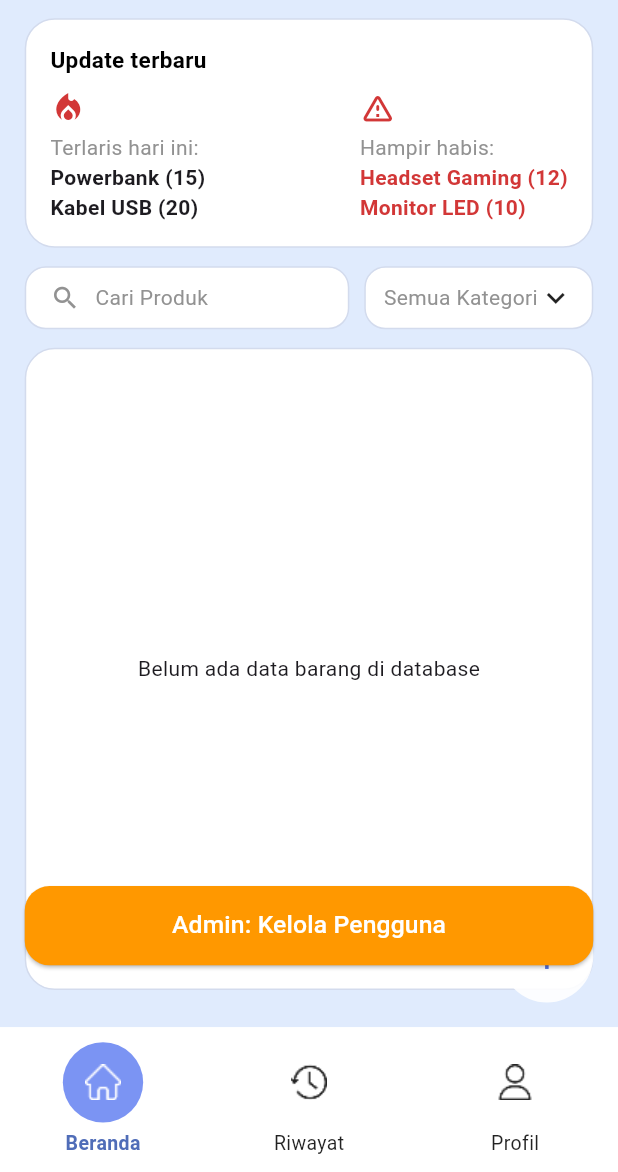
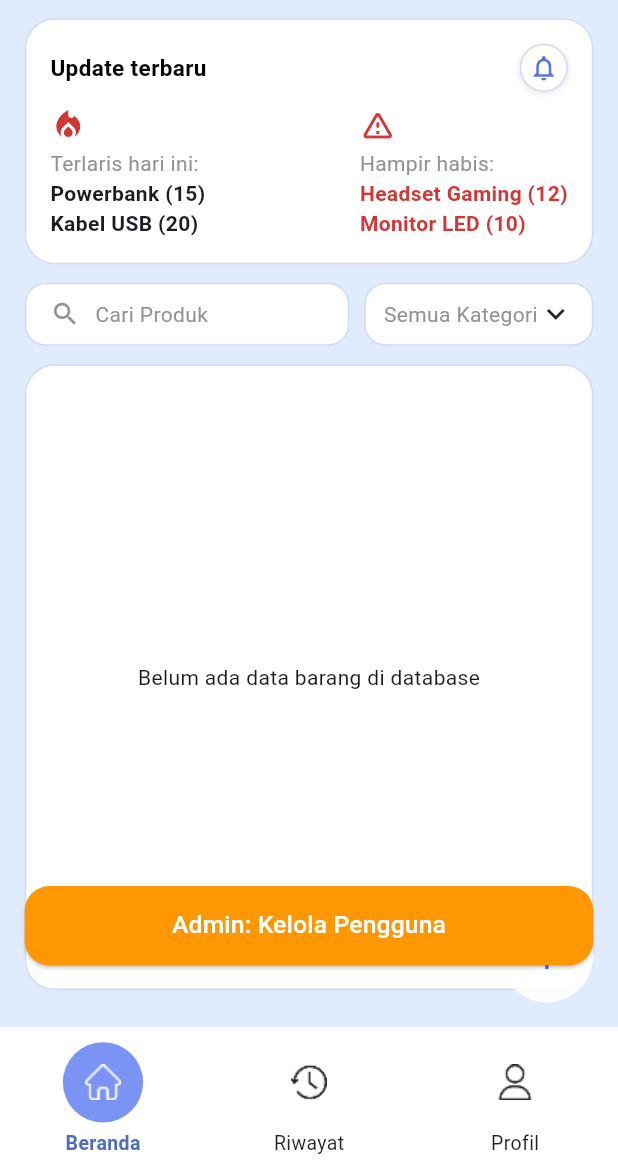
Before and after one commit to OrionZ12/StockFlow-tubes, a Flutter app: the HomeScreen screen opened by its route, on a phone screen of 412 x 824 dp, the part 64-1236 px from its top. Run offline on Flutter 3.47's test engine with Material 3 defaults, Android fonts, the phone set to English and light mode, and no system bars; our stand-ins replace cloud_firestore, firebase_auth, firebase_core, go_router, google_sign_in; accounts and stored records are empty; Roboto replaces fonts that are missing (RobotoSerif).

Commit message:
tombol nofikasi

```diff
--- a/lib/widget/update_section.dart
+++ b/lib/widget/update_section.dart
@@ -1,4 +1,6 @@
 import 'package:flutter/material.dart';
+import 'package:go_router/go_router.dart';
+import '../config/routes.dart';
 import '../theme/app_colors.dart';
 
 class UpdateSection extends StatelessWidget {
@@ -16,6 +18,10 @@ class UpdateSection extends StatelessWidget {
       child: Column(
         crossAxisAlignment: CrossAxisAlignment.start,
         children: [
+          // ====== Judul + tombol lonceng ======
+          Row(
+            mainAxisAlignment: MainAxisAlignment.spaceBetween,
+            children: [
               const Text(
                 "Update terbaru",
                 style: TextStyle(
@@ -24,29 +30,81 @@ class UpdateSection extends StatelessWidget {
                   color: AppColors.textPrimary,
                 ),
               ),
+              // Tombol lonceng
+              GestureDetector(
+                onTap: () => context.go(AppRoutes.notification),
+                child: Container(
+                  width: 32,
+                  height: 32,
+                  decoration: BoxDecoration(
+                    color: Colors.white,
+                    shape: BoxShape.circle,
+                    border: Border.all(color: AppColors.softBorder),
+                    boxShadow: const [
+                      BoxShadow(
+                        color: Colors.black12,
+                        blurRadius: 3,
+                        offset: Offset(0, 1),
+                      ),
+                    ],
+                  ),
+                  child: const Icon(
+                    Icons.notifications_none,
+                    color: AppColors.blueMain,
+                    size: 20,
+                  ),
+                ),
+              ),
+            ],
+          ),
+
           const SizedBox(height: 10),
 
+          // ====== Dua kolom isi ======
           Row(
             mainAxisAlignment: MainAxisAlignment.spaceBetween,
             children: [
+              // Kolom kiri
               Column(
                 crossAxisAlignment: CrossAxisAlignment.start,
                 children: const [
                   Icon(Icons.local_fire_department, color: AppColors.red),
                   SizedBox(height: 4),
-                  Text("Terlaris hari ini:", style: TextStyle(color: AppColors.textMuted)),
-                  Text("Powerbank (15)", style: TextStyle(fontWeight: FontWeight.w600)),
-                  Text("Kabel USB (20)", style: TextStyle(fontWeight: FontWeight.w600)),
+                  Text(
+                    "Terlaris hari ini:",
+                    style: TextStyle(color: AppColors.textMuted),
+                  ),
+                  Text("Powerbank (15)",
+                      style: TextStyle(fontWeight: FontWeight.w600)),
+                  Text("Kabel USB (20)",
+                      style: TextStyle(fontWeight: FontWeight.w600)),
                 ],
               ),
+
+              // Kolom kanan
               Column(
                 crossAxisAlignment: CrossAxisAlignment.start,
                 children: const [
                   Icon(Icons.warning_amber_rounded, color: AppColors.red),
                   SizedBox(height: 4),
-                  Text("Hampir habis:", style: TextStyle(color: AppColors.textMuted)),
-                  Text("Headset Gaming (12)", style: TextStyle(fontWeight: FontWeight.w600, color: AppColors.red)),
-                  Text("Monitor LED (10)", style: TextStyle(fontWeight: FontWeight.w600, color: AppColors.red)),
+                  Text(
+                    "Hampir habis:",
+                    style: TextStyle(color: AppColors.textMuted),
+                  ),
+                  Text(
+                    "Headset Gaming (12)",
+                    style: TextStyle(
+                      fontWeight: FontWeight.w600,
+                      color: AppColors.red,
+                    ),
+                  ),
+                  Text(
+                    "Monitor LED (10)",
+                    style: TextStyle(
+                      fontWeight: FontWeight.w600,
+                      color: AppColors.red,
+                    ),
+                  ),
                 ],
               ),
             ],
```
Also changed, not shown: pubspec.lock. Lines whose indentation alone changed are shown as unchanged.
